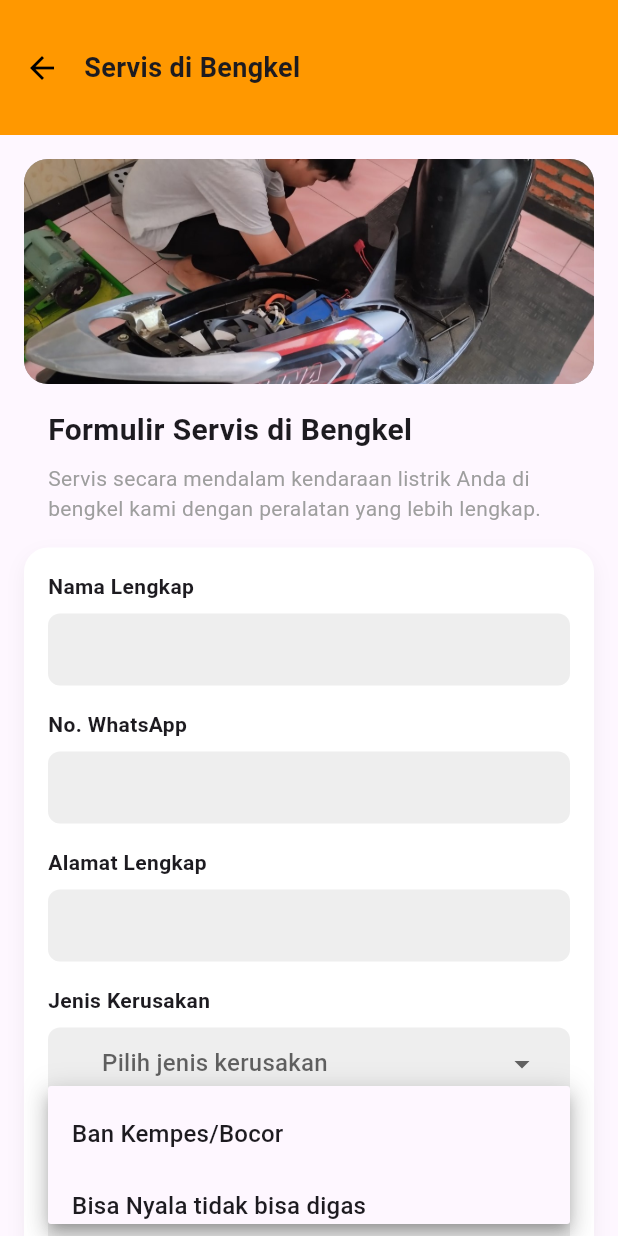
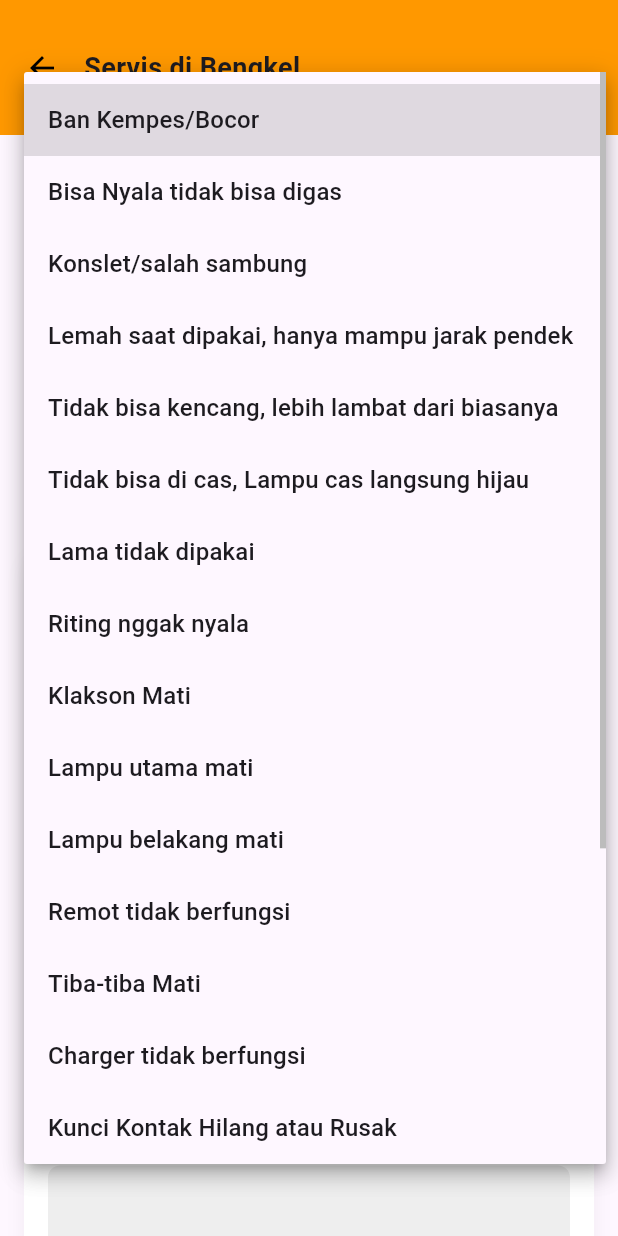
Before and after one commit to piezzy/flutter_selismolishoki, a Flutter app: the BengkelServiceScreen screen opened directly, after a tap on "Pilih jenis kerusakan", on a phone screen of 412 x 824 dp. Run offline on Flutter 3.47's test engine with Material 3 defaults, Android fonts, the phone set to English and light mode, and no system bars; our stand-ins replace carousel_slider, flutter_map, geolocator, image_picker, latlong2.

```diff
--- a/lib/screens/bengkelservice_screen.dart
+++ b/lib/screens/bengkelservice_screen.dart
@@ -8,8 +8,6 @@ import 'package:latlong2/latlong.dart';
 import 'package:flutter_selismolishoki/screens/home_screen.dart';
 import 'package:http/http.dart' as http;
 import 'dart:convert';
-import 'package:dropdown_button2/dropdown_button2.dart';
-
 
 class BengkelServiceScreen extends StatefulWidget {
   const BengkelServiceScreen({Key? key}) : super(key: key);
@@ -253,7 +251,7 @@ class _BengkelServiceScreenState extends State<BengkelServiceScreen> {
                             ),
                           ),
                           const SizedBox(height: 8),
-                          DropdownButtonFormField2<String>(
+                          DropdownButtonFormField<String>(
                             value: _selectedKerusakan,
                             decoration: InputDecoration(
                               filled: true,
@@ -270,10 +268,6 @@ class _BengkelServiceScreenState extends State<BengkelServiceScreen> {
                             hint: const Text('Pilih jenis kerusakan'),
                             isExpanded: true,
                             icon: const Icon(Icons.arrow_drop_down),
-                            dropdownMaxHeight: 200,
-                            iconStyleData: const IconStyleData(
-                              icon: Icon(Icons.arrow.drop_down),
-                            ),
                             items: _jenisKerusakan.map((String value) {
                               return DropdownMenuItem<String>(
                                 value: value,
--- a/pubspec.yaml
+++ b/pubspec.yaml
@@ -33,7 +33,6 @@ dependencies:
   carousel_slider: ^5.0.0
   intl: ^0.18.0
   image_picker: ^0.8.7+5
-  dropdown_button2: ^2.3.9
   # google_maps_flutter: ^2.1.1
   flutter_map: 8.1.1
   latlong2: ^0.9.0
```
